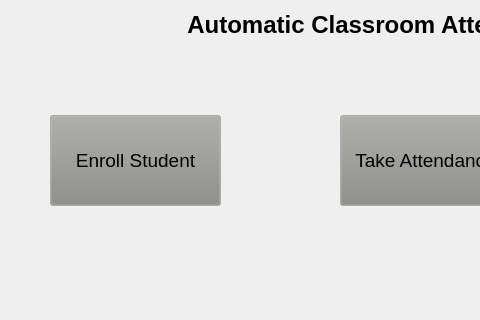
Above: App/ui/home.ui from yonycherkos/automatic-classroom-attendance-system before the change; both pictures show x 0 to 480 and y 215 to 535 of the 836 by 779 pixel window. Below: the same form after it.
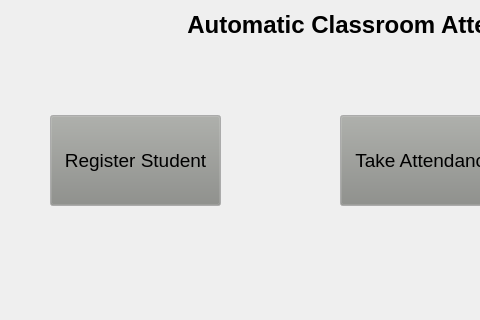
That is the form after the change.

Commit message: define registraion and rename enroll_student to register student

Diff of the .ui file:
```diff
--- a/App/ui/home.ui
+++ b/App/ui/home.ui
@@ -88,7 +88,7 @@
      </rect>
     </property>
     <property name="text">
-     <string>Enroll Student</string>
+     <string>Register Student</string>
     </property>
    </widget>
    <widget class="QPushButton" name="takeAttendanceBtn">
```
Left out of the diff: 2 changed lines with no effect on the pictures. The commit also changes 5 other files.
